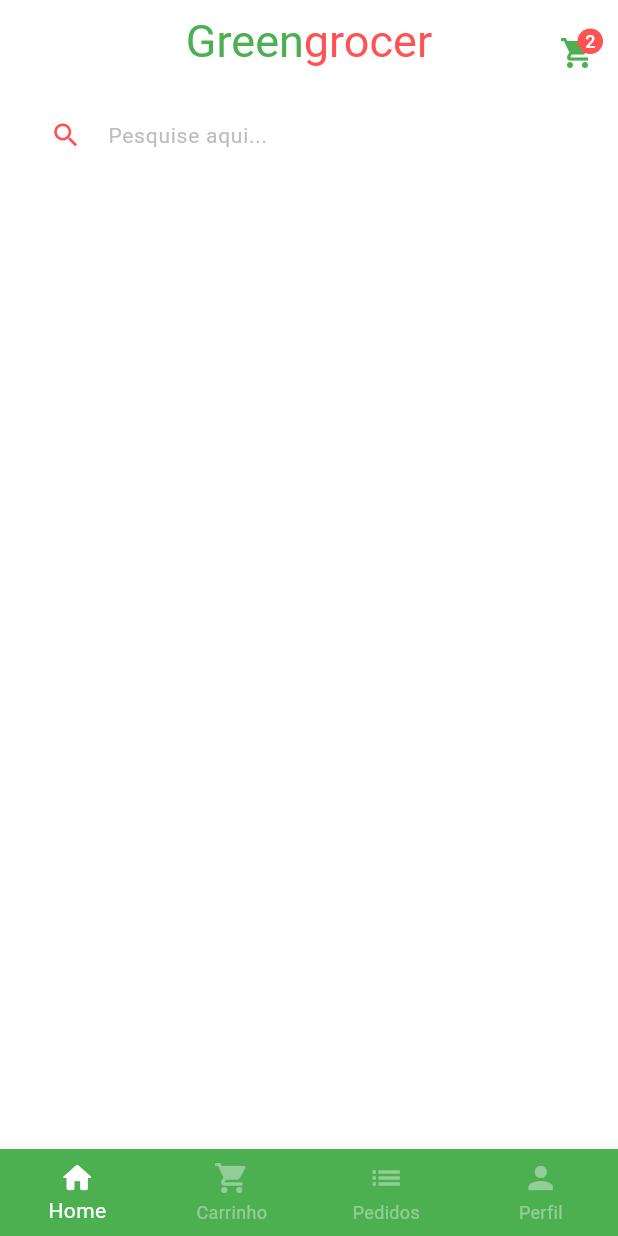
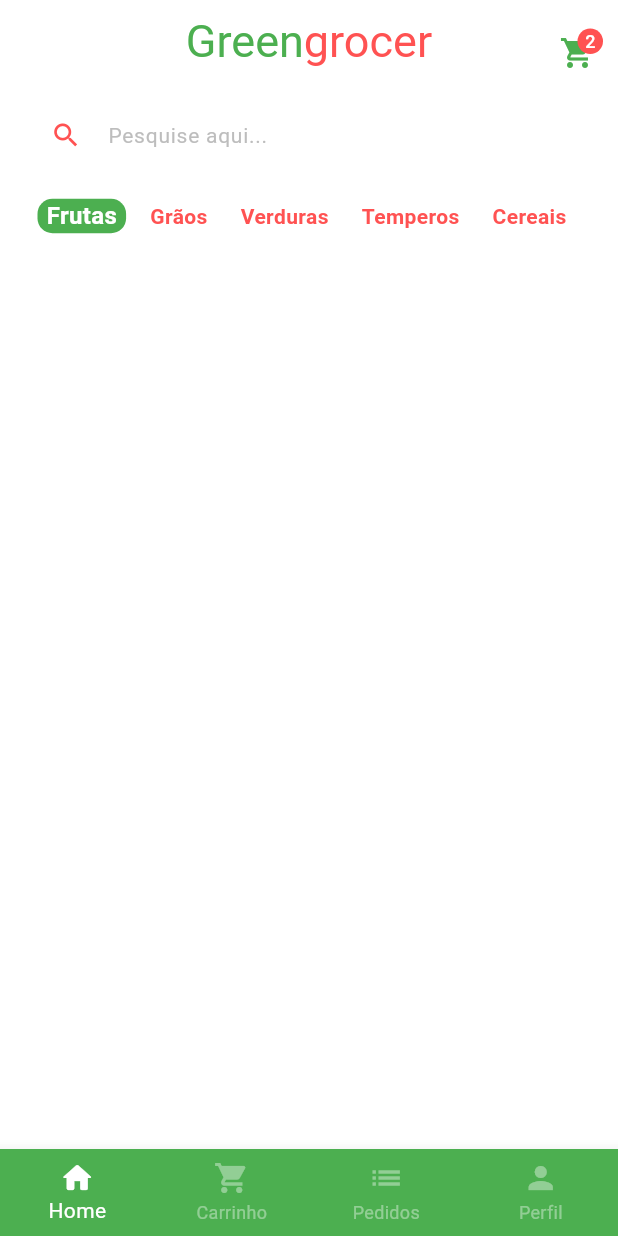
Before and after one commit to Pinheiro-dev/Quitanda, a Flutter app: the screen it shows after launch, after a tap on "Entrar", on a phone screen of 412 x 824 dp. Run offline on Flutter 3.47's test engine with Material 2 defaults, Android fonts, the phone set to English and light mode, and no system bars; our stand-ins replace animated_text_kit, mask_text_input_formatter.

Commit message:
Cria lista de categorias na HomeTab

```diff
--- a/lib/src/auth/sign_in_screen.dart
+++ b/lib/src/auth/sign_in_screen.dart
@@ -61,23 +61,19 @@ class SignInScreen extends StatelessWidget {
                             speed: const Duration(milliseconds: 250),
                           ),
                           TypewriterAnimatedText(
+                            'Grãos',
+                            speed: const Duration(milliseconds: 250),
+                          ),
+                          TypewriterAnimatedText(
                             'Verduras',
                             speed: const Duration(milliseconds: 250),
                           ),
                           TypewriterAnimatedText(
-                            'Legumes',
-                            speed: const Duration(milliseconds: 250),
-                          ),
-                          TypewriterAnimatedText(
-                            'Carnes',
+                            'Temperos',
                             speed: const Duration(milliseconds: 250),
                           ),
                           TypewriterAnimatedText(
                             'Cereais',
-                            speed: const Duration(milliseconds: 250),
-                          ),
-                          TypewriterAnimatedText(
-                            'Laticíneos',
                             speed: const Duration(milliseconds: 250),
                           ),
                         ],
--- a/lib/src/base/base_screen.dart
+++ b/lib/src/base/base_screen.dart
@@ -20,7 +20,7 @@ class _BaseScreenState extends State<BaseScreen> {
         controller: pageController,
         physics: const NeverScrollableScrollPhysics(),
         children: [
-          const HomTab(),
+          HomeTab(),
           Container(color: Colors.yellow),
           Container(color: Colors.blue),
           Container(color: Colors.purple),
--- /dev/null
+++ b/lib/src/home/components/category_tile.dart
@@ -0,0 +1,43 @@
+// ignore_for_file: public_member_api_docs, sort_constructors_first
+import 'package:flutter/material.dart';
+
+import 'package:quitanda/src/Config/custom_colors.dart';
+
+class CategoryTile extends StatelessWidget {
+  final String category;
+  final bool isSelected;
+  final VoidCallback onPressed;
+
+  const CategoryTile({
+    Key? key,
+    required this.category,
+    required this.isSelected,
+    required this.onPressed,
+  }) : super(key: key);
+
+  @override
+  Widget build(BuildContext context) {
+    return GestureDetector(
+      onTap: onPressed,
+      child: Align(
+        alignment: Alignment.center,
+        child: Container(
+          padding: EdgeInsets.symmetric(horizontal: 6),
+          decoration: BoxDecoration(
+            color:
+                isSelected ? CustomColors.customSwatchColor : Colors.transparent,
+            borderRadius: BorderRadius.circular(10),
+          ),
+          child: Text(
+            category,
+            style: TextStyle(
+              color: isSelected ? Colors.white : CustomColors.customContrastColor,
+              fontWeight: FontWeight.bold,
+              fontSize: isSelected ? 16 : 14,
+            ),
+          ),
+        ),
+      ),
+    );
+  }
+}
--- a/lib/src/home/home_tab.dart
+++ b/lib/src/home/home_tab.dart
@@ -1,8 +1,25 @@
 import 'package:flutter/material.dart';
 import 'package:quitanda/src/Config/custom_colors.dart';
 
-class HomTab extends StatelessWidget {
-  const HomTab({super.key});
+import 'components/category_tile.dart';
+
+class HomeTab extends StatefulWidget {
+  HomeTab({super.key});
+
+  @override
+  State<HomeTab> createState() => _HomeTabState();
+}
+
+class _HomeTabState extends State<HomeTab> {
+  List<String> categories = [
+    "Frutas",
+    "Grãos",
+    "Verduras",
+    "Temperos",
+    "Cereais",
+  ];
+
+  String selectedCategory = "Frutas";
 
   @override
   Widget build(BuildContext context) {
@@ -57,7 +74,7 @@ class HomTab extends StatelessWidget {
 
       body: Column(
         children: [
-          //TODO Campo de pesquisa
+          // --- Search ---
           Padding(
             padding: const EdgeInsets.symmetric(horizontal: 20, vertical: 10),
             child: TextFormField(
@@ -86,7 +103,27 @@ class HomTab extends StatelessWidget {
             ),
           ),
 
-          //TODO Categorias
+          // --- Categorias ---
+          Container(
+            padding: const EdgeInsets.only(left: 25),
+            height: 40,
+            child: ListView.separated(
+              scrollDirection: Axis.horizontal,
+              itemBuilder: (_, index) {
+                return CategoryTile(
+                  category: categories[index],
+                  isSelected: categories[index] == selectedCategory,
+                  onPressed: () {
+                    setState(() {
+                      selectedCategory = categories[index];
+                    });
+                  },
+                );
+              },
+              separatorBuilder: (_, index) => const SizedBox(width: 10),
+              itemCount: categories.length,
+            ),
+          ),
 
           //TODO Grid
         ],
```
